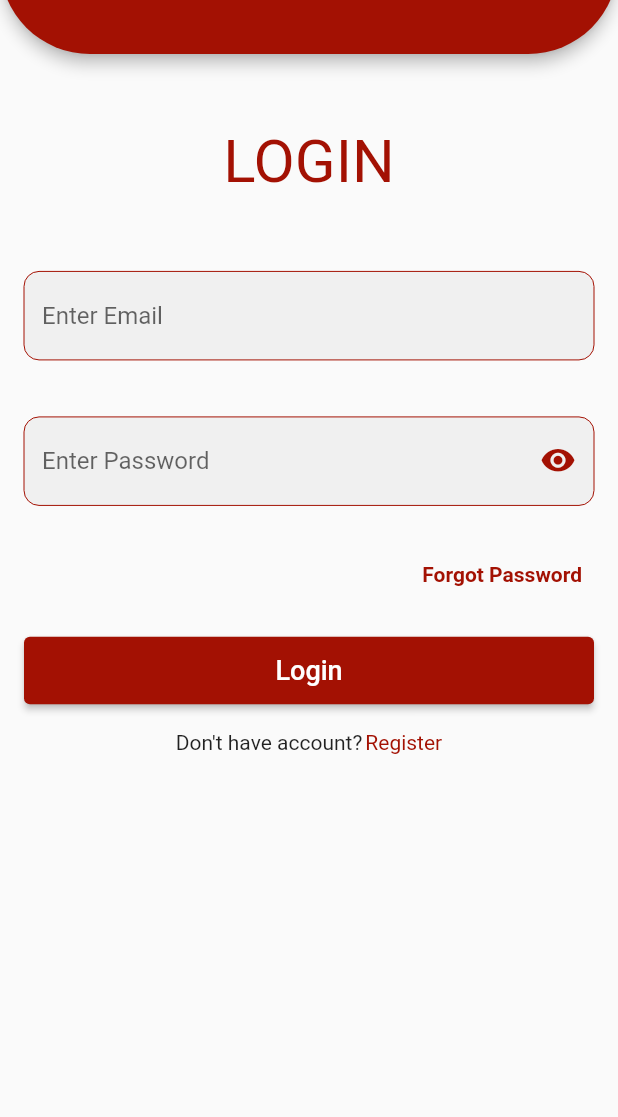
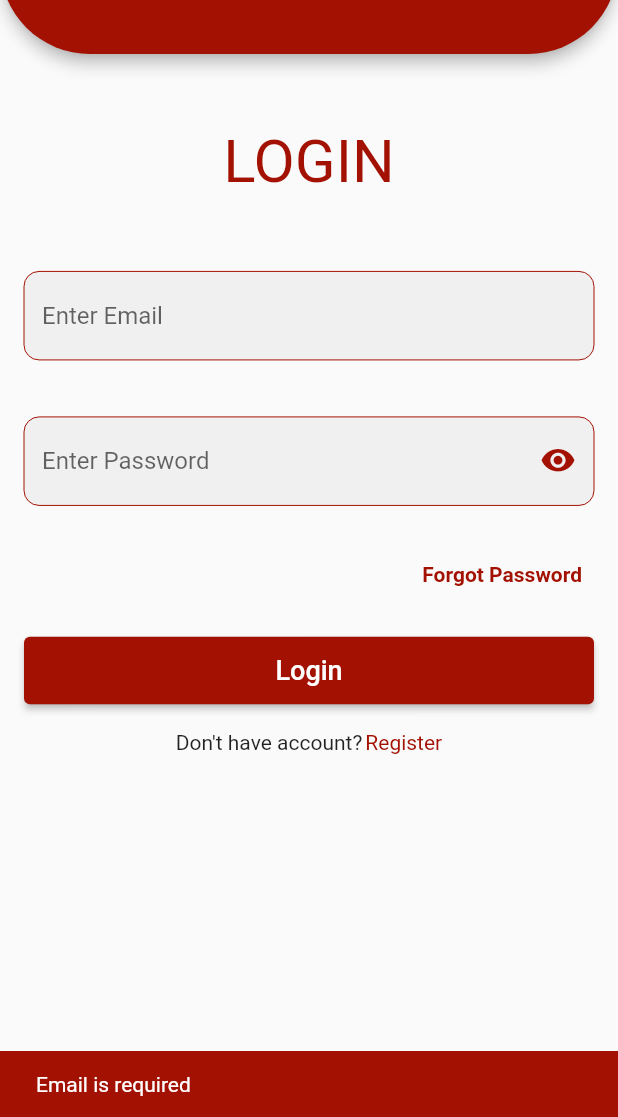
Before and after one commit to MHuzaifaKhan97/flutter_posting_app, a Flutter app: the screen it shows after launch, after a tap on "Login", on a phone screen of 412 x 824 dp, the part 119-1236 px from its top. Run offline on Flutter 3.47's test engine with Material 2 defaults, Android fonts, the phone set to English and light mode, and no system bars; our stand-ins replace firebase_auth, firebase_core, get, google_fonts; missing offline and left inert: cloud_firestore_web, firebase_auth_web, firebase_core_web; accounts and stored records are empty; Roboto replaces fonts that are missing (Amaranth).

Commit message:
Login Functionality Done.

```diff
--- a/lib/controllers/auth_controller.dart
+++ b/lib/controllers/auth_controller.dart
@@ -1,6 +1,7 @@
 import 'package:firebase_auth/firebase_auth.dart';
 import 'package:flutter/cupertino.dart';
 import 'package:flutter/material.dart';
+import 'package:flutter_posting_app/screens/home_screen.dart';
 import 'package:get/get.dart';
 
 class AuthController extends GetxController {
@@ -70,59 +71,93 @@ class AuthController extends GetxController {
   //   }
   // }
 
-  // login(String email, String password) async {
-  //   try {
-  //     UserCredential userCredential = await auth.signInWithEmailAndPassword(
-  //         email: email, password: password);
-  //     if (userCredential.user!.emailVerified) {
-  //       Get.offAll(HomeScreen());
-  //     } else {
-  //       var response = await Get.defaultDialog(
-  //           title: 'Email Verification',
-  //           titleStyle: TextStyle(fontWeight: FontWeight.bold, fontSize: 24),
-  //           middleText: 'Your email is not verified.',
-  //           confirm: ElevatedButton(
-  //               onPressed: () {
-  //                 Get.back(result: true);
-  //               },
-  //               child: Text('Click to verify')));
-  //       if (response != null && response == true) {
-  //         await userCredential.user!.sendEmailVerification();
-  //         Get.defaultDialog(
-  //             title: 'Email Verification',
-  //             titleStyle: TextStyle(fontWeight: FontWeight.bold, fontSize: 24),
-  //             middleText: 'A verification link is sent to $email.',
-  //             confirm: ElevatedButton(
-  //                 onPressed: () {
-  //                   Get.back();
-  //                 },
-  //                 child: Text('Okay')));
-  //       }
-  //     }
-  //   } on FirebaseAuthException catch (e) {
-  //     if (e.code == 'user-not-found') {
-  //       Get.defaultDialog(
-  //           title: 'Warning',
-  //           titleStyle: TextStyle(fontWeight: FontWeight.bold, fontSize: 24),
-  //           middleText: 'No user found',
-  //           confirm: ElevatedButton(
-  //               onPressed: () {
-  //                 Get.back();
-  //               },
-  //               child: Text('Okay')));
-  //     } else if (e.code == 'wrong-password') {
-  //       Get.defaultDialog(
-  //           title: 'Warning',
-  //           titleStyle: TextStyle(fontWeight: FontWeight.bold, fontSize: 24),
-  //           middleText: 'Username or password is incorrect',
-  //           confirm: ElevatedButton(
-  //               onPressed: () {
-  //                 Get.back();
-  //               },
-  //               child: Text('Okay')));
-  //     }
-  //   }
-  // }
+  login(BuildContext context, String email, String password) async {
+    if (email == "") {
+      ScaffoldMessenger.of(context).showSnackBar(
+        SnackBar(
+          content: Text("Email is required"),
+          backgroundColor: Color(0xFFA31103),
+        ),
+      );
+      return;
+    } else if (!GetUtils.isEmail(email)) {
+      ScaffoldMessenger.of(context).showSnackBar(
+        SnackBar(
+          content: Text("Email is badly formatted"),
+          backgroundColor: Color(0xFFA31103),
+        ),
+      );
+      return;
+    } else if (password == "") {
+      ScaffoldMessenger.of(context).showSnackBar(
+        SnackBar(
+          content: Text("Password is required"),
+          backgroundColor: Color(0xFFA31103),
+        ),
+      );
+      return;
+    } else if (password.length < 8) {
+      ScaffoldMessenger.of(context).showSnackBar(
+        SnackBar(
+          content: Text("Password length must be 8 characters"),
+          backgroundColor: Color(0xFFA31103),
+        ),
+      );
+      return;
+    }
+    try {
+      UserCredential userCredential = await auth.signInWithEmailAndPassword(
+          email: email, password: password);
+      Get.offAll(HomeScreen());
+      // if (userCredential.user!.emailVerified) {
+      //   Get.offAll(HomeScreen());
+      // } else {
+      //   var response = await Get.defaultDialog(
+      //       title: 'Email Verification',
+      //       titleStyle: TextStyle(fontWeight: FontWeight.bold, fontSize: 24),
+      //       middleText: 'Your email is not verified.',
+      //       confirm: ElevatedButton(
+      //           onPressed: () {
+      //             Get.back(result: true);
+      //           },
+      //           child: Text('Click to verify')));
+      //   if (response != null && response == true) {
+      //     await userCredential.user!.sendEmailVerification();
+      //     Get.defaultDialog(
+      //         title: 'Email Verification',
+      //         titleStyle: TextStyle(fontWeight: FontWeight.bold, fontSize: 24),
+      //         middleText: 'A verification link is sent to $email.',
+      //         confirm: ElevatedButton(
+      //             onPressed: () {
+      //               Get.back();
+      //             },
+      //             child: Text('Okay')));
+      //   }
+      // }
+    } on FirebaseAuthException catch (e) {
+      if (e.code == 'user-not-found') {
+        Get.defaultDialog(
+            title: 'Warning',
+            titleStyle: TextStyle(fontWeight: FontWeight.bold, fontSize: 24),
+            middleText: 'No user found',
+            confirm: ElevatedButton(
+                onPressed: () {
+                  Get.back();
+                },
+                child: Text('Okay')));
+      } else if (e.code == 'wrong-password') {
+        Get.defaultDialog(
+            title: 'Warning',
+            titleStyle: TextStyle(fontWeight: FontWeight.bold, fontSize: 24),
+            middleText: 'Username or password is incorrect',
+            confirm: ElevatedButton(
+                onPressed: () {
+                  Get.back();
+                },
+                child: Text('Okay')));
+      }
+    }
+  }
 
   void logout() async {
     await auth.signOut();
--- a/lib/screens/login_screen.dart
+++ b/lib/screens/login_screen.dart
@@ -74,9 +74,10 @@ class LoginScreen extends StatelessWidget {
                     minimumSize: Size.fromHeight(45),
                     primary: Color(0xFFA31103)),
                 onPressed: () async {
-                  // await authController.login(
-                  //     loginController.emailController.text,
-                  //     loginController.passwordController.text);
+                  await authController.login(
+                      context,
+                      authController.loginEmailC.text,
+                      authController.loginPasswordC.text);
                 },
                 child: Text(
                   'Login',
```
